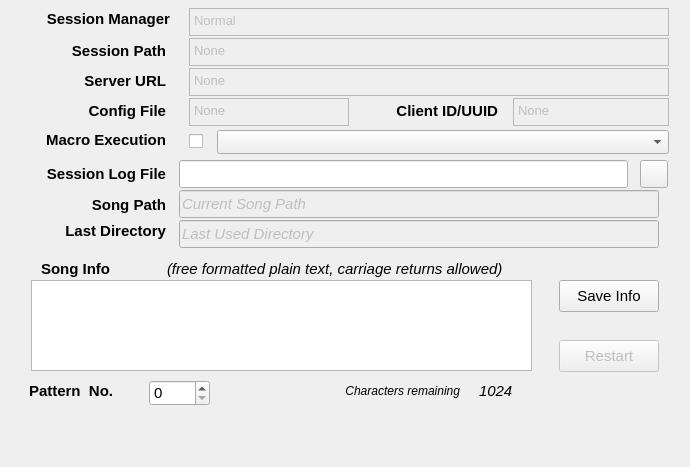
Before: the Qt Designer form seq_qt5/forms/qsessionframe.ui in ahlstromcj/seq66, drawn with Qt 5.
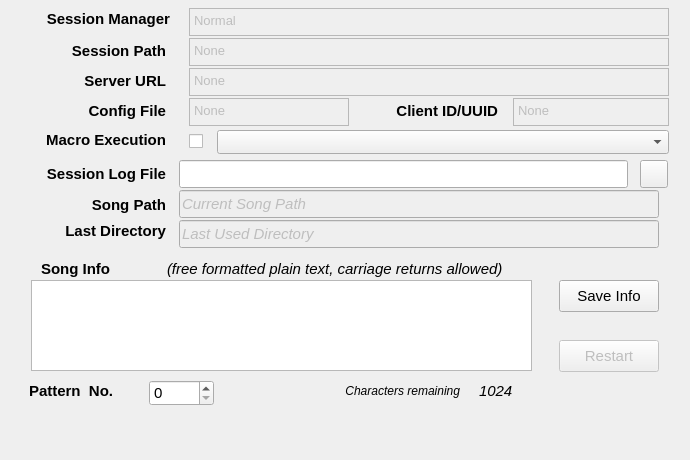
After: the same form once the commit is applied.

Diff of the .ui file:
```diff
--- a/seq_qt5/forms/qsessionframe.ui
+++ b/seq_qt5/forms/qsessionframe.ui
@@ -7,7 +7,7 @@
     <x>0</x>
     <y>0</y>
     <width>690</width>
-    <height>467</height>
+    <height>460</height>
    </rect>
   </property>
   <property name="windowTitle">
@@ -727,7 +727,7 @@
     <rect>
      <x>149</x>
      <y>380</y>
-     <width>61</width>
+     <width>65</width>
      <height>26</height>
     </rect>
    </property>
```
Left out of the diff: 10 changed lines with no effect on the pictures.
